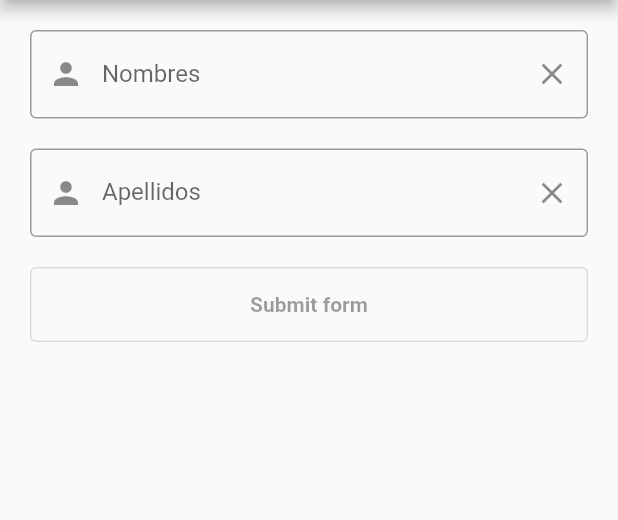
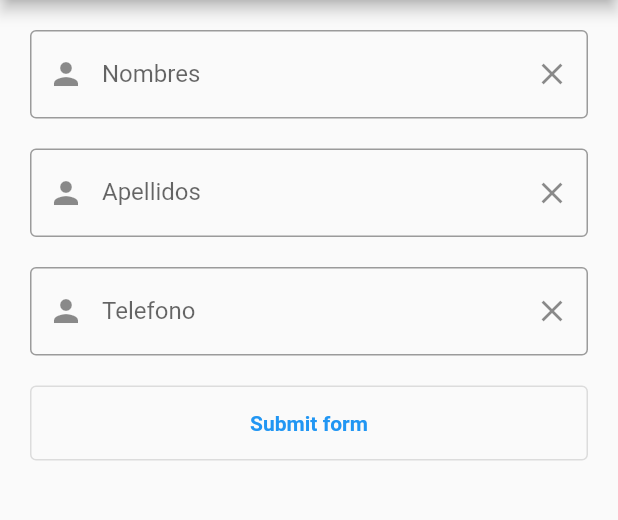
Before and after one commit to FelipeFranco0101/contact_app, a Flutter app: the screen it shows after launch, after a tap on "Contact", on a phone screen of 412 x 824 dp, the part 84-604 px from its top. Run offline on Flutter 3.47's test engine with Material 2 defaults, Android fonts, the light colour scheme and no system bars.

Commit message:
Se agrega campo para ingresar el numero de telefono y se crea validacion para los campos del formulario de contacto

```diff
--- a/lib/form_contact_page.dart
+++ b/lib/form_contact_page.dart
@@ -11,6 +11,7 @@ class FormContactState extends State<FormContact> {
   final _formKey = GlobalKey<FormState>();
   var nombresController = TextEditingController();
   var apellidosController = TextEditingController();
+  var telefonoController = TextEditingController();
 
   @override
   Widget build(BuildContext context) {
@@ -53,7 +54,23 @@ class FormContactState extends State<FormContact> {
                             onPressed: apellidosController.clear,
                           )),
                           validator: (value) {
-                            return (value!.isEmpty) ? 'Por favor ingrese un nombre' : null;
+                            return (value!.isEmpty) ? 'Por favor ingrese el apellido' : null;
+                          },
+                      ),
+                      const SizedBox(height: 20.0),
+                      TextFormField(
+                        keyboardType: TextInputType.number,
+                        controller: telefonoController,
+                        decoration: InputDecoration(
+                          labelText: 'Telefono',
+                          prefixIcon: const Icon(Icons.person),
+                          border: const OutlineInputBorder(),
+                          suffixIcon: IconButton(
+                            icon: const Icon(Icons.clear),
+                            onPressed: telefonoController.clear,
+                          )),
+                          validator: (value) {
+                            return (value!.isEmpty) ? 'Por favor ingrese el numero de telefono' : null;
                           },
                       ),
                       const SizedBox(height: 20.0),
@@ -70,9 +87,21 @@ class FormContactState extends State<FormContact> {
   OutlinedButton submitForm(BuildContext context) {
     return OutlinedButton(
       style: OutlinedButton.styleFrom(minimumSize: const Size(200, 50)),
-      onPressed: null,
+      onPressed: () {
+        (_formKey.currentState!.validate()) ? _showToast(context) : null;
+      },
       child: const Text('Submit form', style: TextStyle(fontWeight: FontWeight.bold))
     );
   }
 
+  void _showToast(BuildContext context) {
+    final scaffold = ScaffoldMessenger.of(context);
+    scaffold.showSnackBar(
+      SnackBar(
+        content: const Text('Processing Data'),
+        action: SnackBarAction(label: 'UNDO', onPressed: scaffold.hideCurrentSnackBar),
+      ),
+    );
+  }
+
 }
--- a/lib/main.dart
+++ b/lib/main.dart
@@ -10,6 +10,7 @@ class MyApp extends StatelessWidget {
   @override
   Widget build(BuildContext context) {
     return const MaterialApp(
+      debugShowCheckedModeBanner: false,
       home: ContactHomePages(),
     );
   }
```
